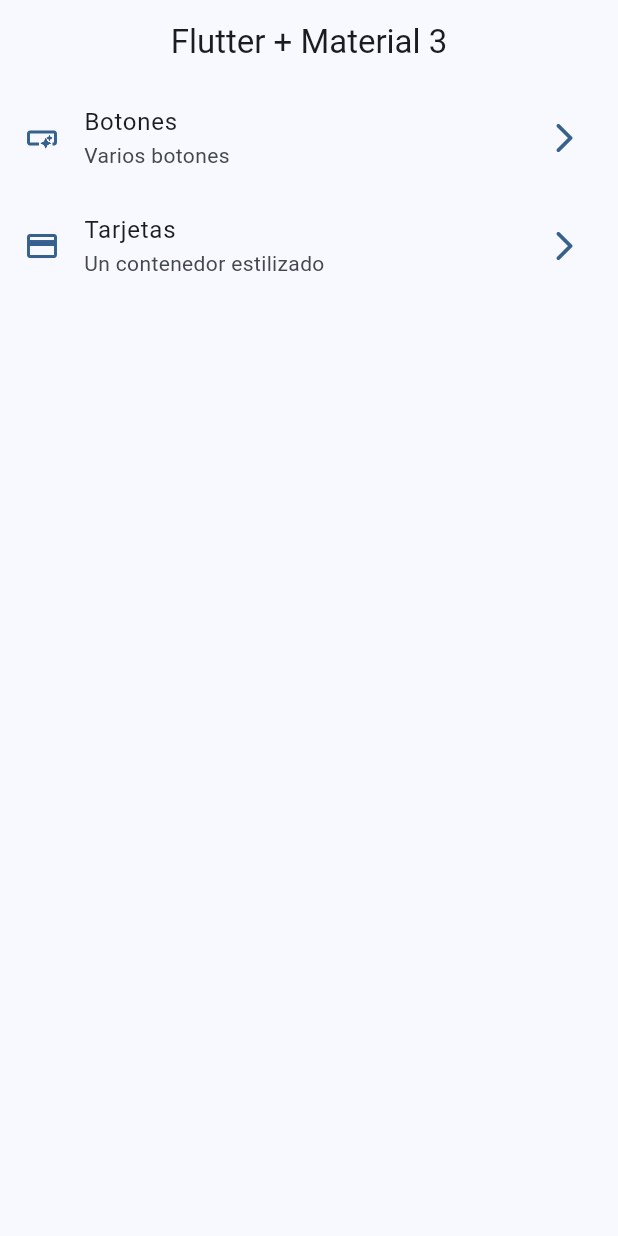
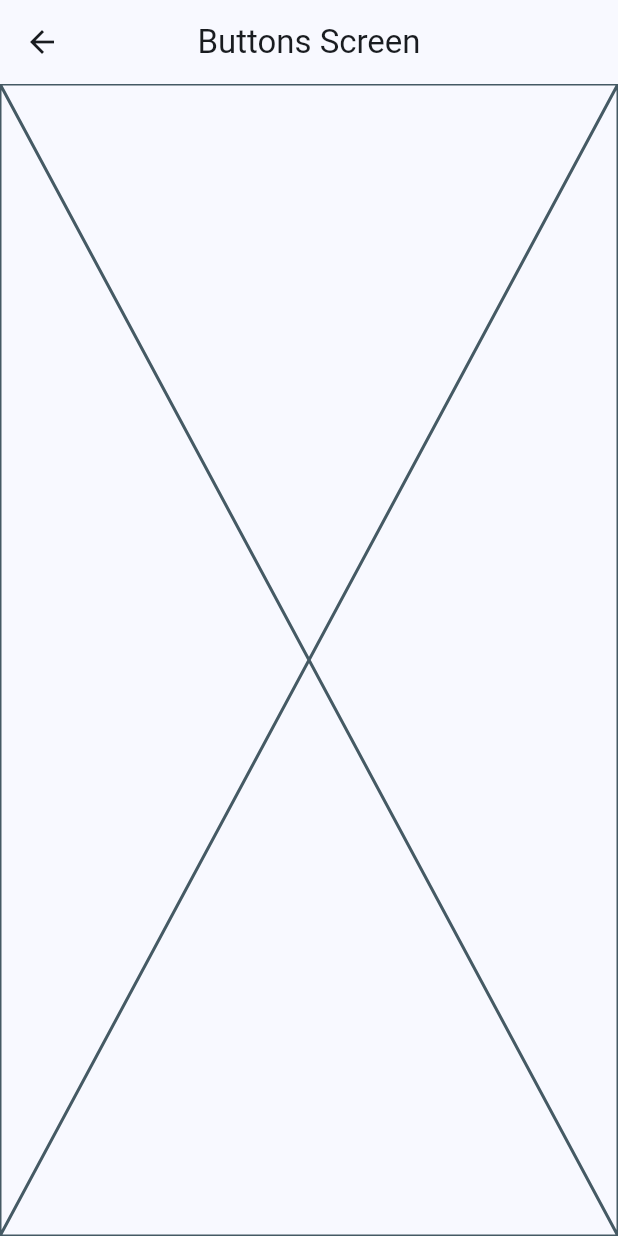
Before and after one commit to FLeiras/widgets_app, a Flutter app: the screen it shows after launch, after a tap on "Botones", on a phone screen of 412 x 824 dp. Run offline on Flutter 3.47's test engine with Material 2 defaults, Android fonts, the phone set to English and light mode, and no system bars.

```diff
--- a/lib/config/menu/menu_items.dart
+++ b/lib/config/menu/menu_items.dart
@@ -22,6 +22,6 @@ const appMenuItems = <MenuItem>[
   MenuItem(
       title: 'Tarjetas',
       subTitle: 'Un contenedor estilizado',
-      link: '/card',
+      link: '/cards',
       icon: Icons.credit_card),
 ];
--- a/lib/main.dart
+++ b/lib/main.dart
@@ -1,5 +1,8 @@
 import 'package:flutter/material.dart';
 import 'package:widgets_app/config/theme/app_theme.dart';
+
+import 'package:widgets_app/presentation/screens/buttons/buttons_screen.dart';
+import 'package:widgets_app/presentation/screens/cards/cards_screen.dart';
 import 'package:widgets_app/presentation/screens/home/home_screen.dart';
 
 void main() {
@@ -15,6 +18,10 @@ class MainApp extends StatelessWidget {
       debugShowCheckedModeBanner: false,
       theme: AppTheme(selectedColor: 0).getTheme(),
       home: const HomeScreen(),
+      routes: {
+        '/buttons': (context) => const ButtonsScreen(),
+        '/cards': (context) => const CardsScreen(),
+      },
     );
   }
 }
--- /dev/null
+++ b/lib/presentation/screens/buttons/buttons_screen.dart
@@ -0,0 +1,15 @@
+import 'package:flutter/material.dart';
+
+class ButtonsScreen extends StatelessWidget {
+  const ButtonsScreen({Key? key}) : super(key: key);
+
+  @override
+  Widget build(BuildContext context) {
+    return Scaffold(
+      appBar: AppBar(
+        title: const Text('Buttons Screen'),
+      ),
+      body: const Placeholder(),
+    );
+  }
+}
--- a/lib/presentation/screens/home/home_screen.dart
+++ b/lib/presentation/screens/home/home_screen.dart
@@ -51,7 +51,8 @@ class _CustomListTitle extends StatelessWidget {
         ),
         title: Text(menuItem.title),
         subtitle: Text(menuItem.subTitle),
-      onTap: () {},
-    );
+        onTap: () {
+          Navigator.pushNamed(context, menuItem.link);
+        });
   }
 }
```
Also changed, not shown: lib/presentation/screens/cards/cards_screen.dart (added, +15 -0 lines). Lines whose indentation alone changed are shown as unchanged.
